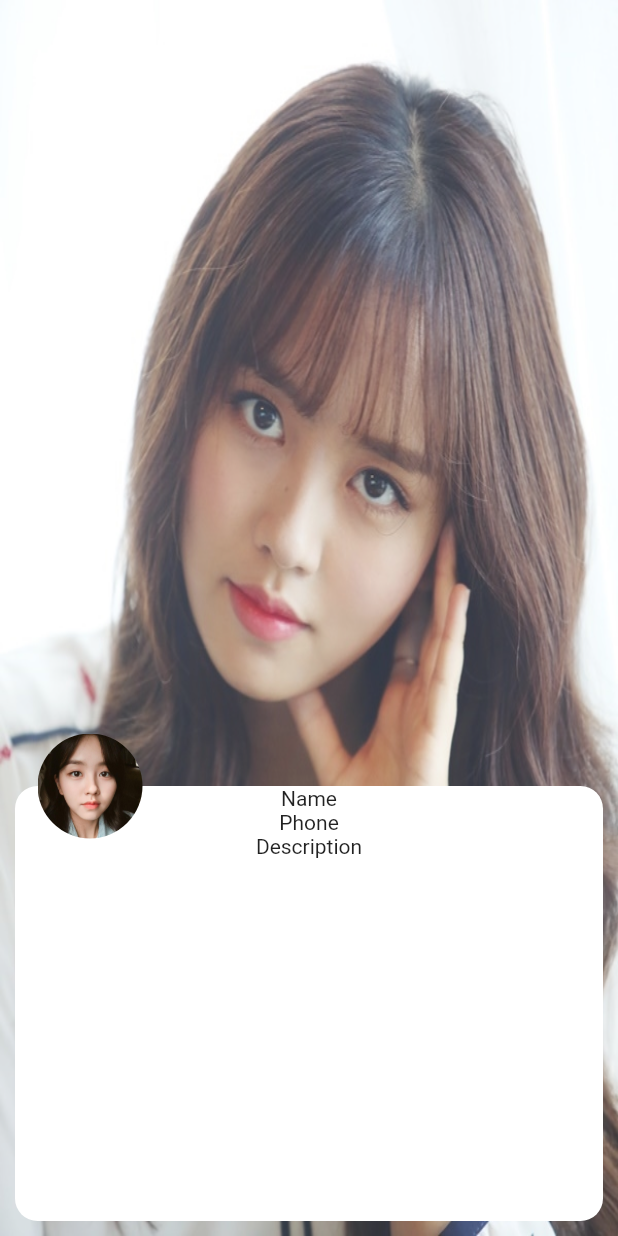
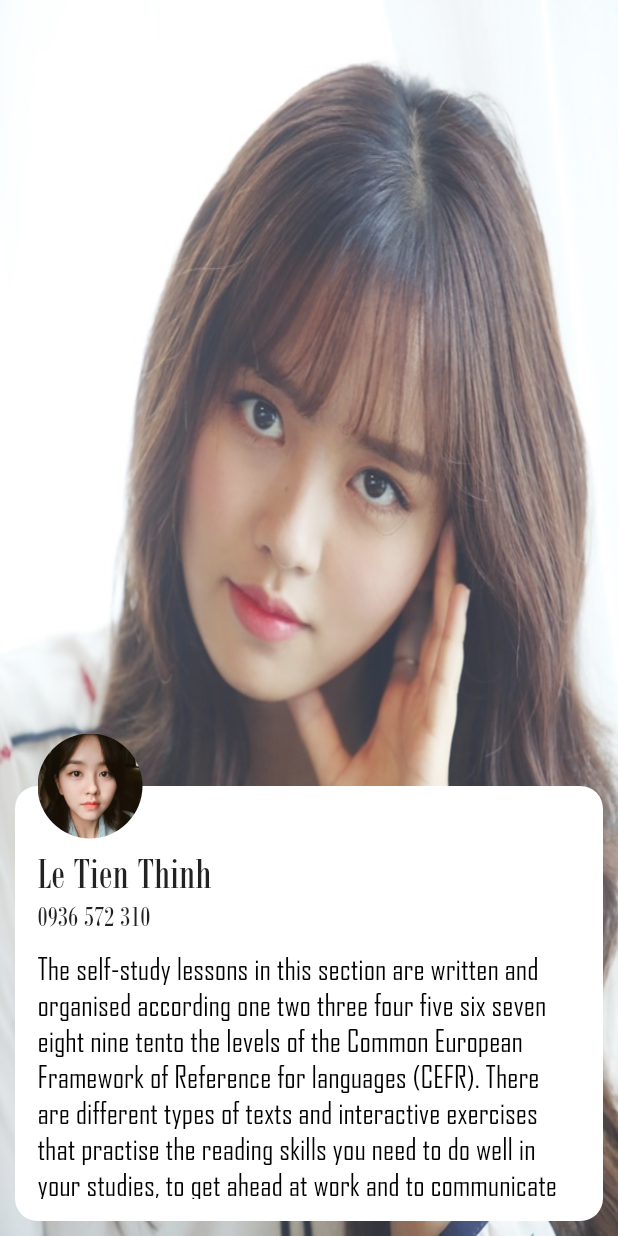
Before and after one commit to thinhle19/login_flutter, a Flutter app: the screen it shows after launch, after a tap on "0936 572 310", on a phone screen of 412 x 824 dp. Run offline on Flutter 3.47's test engine with Material 2 defaults, Android fonts, the phone set to English and light mode, and no system bars.

Commit message:
finished user_detail_screen

```diff
--- a/lib/models/USER_DATA.dart
+++ b/lib/models/USER_DATA.dart
@@ -9,6 +9,9 @@ const USER_DATA = [
     name: "Le Tien Thinh",
     password: "@123",
     userName: "@123",
+    description:
+        "The self-study lessons in this section are written and organised "
+        "according one two three four five six seven eight nine tento the levels of the Common European Framework of Reference for languages (CEFR). There are different types of texts and interactive exercises that practise the reading skills you need to do well in your studies, to get ahead at work and to communicate in English in your free time.",
   ),
   User(
     id: "2",
@@ -18,11 +21,17 @@ const USER_DATA = [
     name: "Le Tien Thinh",
     password: "@123",
     userName: "@123",
+    description:
+        "The self-study lessons in this section are written and organised "
+        "according one two three four five six seven eight nine tento the levels of the Common European Framework of Reference for languages (CEFR). There are different types of texts and interactive exercises that practise the reading skills you need to do well in your studies, to get ahead at work and to communicate in English in your free time.",
   ),
   User(
     id: "3",
     avatarUrl: "assets/avatar.jpg",
     fullBodyImageUrl: "assets/full-body.png",
+    description:
+        "The self-study lessons in this section are written and organised "
+        "according one two three four five six seven eight nine tento the levels of the Common European Framework of Reference for languages (CEFR). There are different types of texts and interactive exercises that practise the reading skills you need to do well in your studies, to get ahead at work and to communicate in English in your free time.",
     phone: "0936 572 310",
     name: "Le Tien Thinh",
     password: "@123",
--- a/lib/models/user.dart
+++ b/lib/models/user.dart
@@ -6,6 +6,7 @@ class User {
   final String password;
   final String id;
   final String fullBodyImageUrl;
+  final String description;
 
   const User({
     this.id,
@@ -14,6 +15,7 @@ class User {
     this.avatarUrl,
     this.userName,
     this.password,
+    this.description,
     this.fullBodyImageUrl,
   });
 }
--- a/lib/screens/list_user_screen.dart
+++ b/lib/screens/list_user_screen.dart
@@ -1,5 +1,6 @@
 import "package:flutter/material.dart";
 import 'package:login/models/USER_DATA.dart';
+import 'package:login/screens/add_user_screen.dart';
 import 'package:login/screens/user_detail_screen.dart';
 import 'package:login/widgets/user_item.dart';
 
@@ -47,7 +48,9 @@ class _ListUserScreenState extends State<ListUserScreen> {
                 .toList(),
           ),
           floatingActionButton: FloatingActionButton(
-            onPressed: () {},
+            onPressed: () {
+              Navigator.of(context).pushNamed(AddUserScreen.routeName);
+            },
             backgroundColor: Colors.cyan,
             child: IconButton(
               icon: FittedBox(child: Icon(Icons.add)),
--- a/lib/screens/user_detail_screen.dart
+++ b/lib/screens/user_detail_screen.dart
@@ -1,4 +1,5 @@
 import "package:flutter/material.dart";
+import 'package:flutter/rendering.dart';
 import 'package:login/models/USER_DATA.dart';
 
 class UserDetailScreen extends StatelessWidget {
@@ -37,10 +38,52 @@ class UserDetailScreen extends StatelessWidget {
                           borderRadius: BorderRadius.circular(15),
                         ),
                         child: Column(
+                          crossAxisAlignment: CrossAxisAlignment.start,
                           children: [
-                            Text("Name"),
-                            Text("Phone"),
-                            Text("Description"),
+                            Padding(
+                              padding: EdgeInsets.only(top: 40, left: 15),
+                              child: FittedBox(
+                                child: Text(
+                                  selectedUser.name,
+                                  style: TextStyle(
+                                    fontFamily: "Bodini",
+                                    fontSize: 30,
+                                  ),
+                                ),
+                              ),
+                            ),
+                            Padding(
+                              padding: EdgeInsets.only(top: 0, left: 15),
+                              child: FittedBox(
+                                child: Text(
+                                  selectedUser.phone,
+                                  style: TextStyle(
+                                    fontFamily: "Bodini",
+                                    fontSize: 20,
+                                  ),
+                                ),
+                              ),
+                            ),
+                            Expanded(
+                              child: Padding(
+                                padding: EdgeInsets.fromLTRB(15, 10, 20, 15),
+                                child: Align(
+                                  alignment: Alignment.topRight,
+                                  child: SingleChildScrollView(
+                                    child: RichText(
+                                      text: TextSpan(
+                                          text: selectedUser.description,
+                                          style: TextStyle(
+                                            color: Colors.black,
+                                            fontSize: 20,
+                                            fontFamily: "AgencyFB",
+                                          )),
+                                      textAlign: TextAlign.start,
+                                    ),
+                                  ),
+                                ),
+                              ),
+                            ),
                           ],
                         ),
                       ),
--- a/lib/widgets/user_item.dart
+++ b/lib/widgets/user_item.dart
@@ -6,14 +6,12 @@ class UserItem extends StatelessWidget {
   final String name;
   final String phone;
   final String avatarUrl;
-  final String fullBodyImageUrl;
 
   UserItem({
     this.id,
     this.name,
     this.phone,
     this.avatarUrl,
-    this.fullBodyImageUrl,
   });
 
   void _selectUser(ctx) {
```
